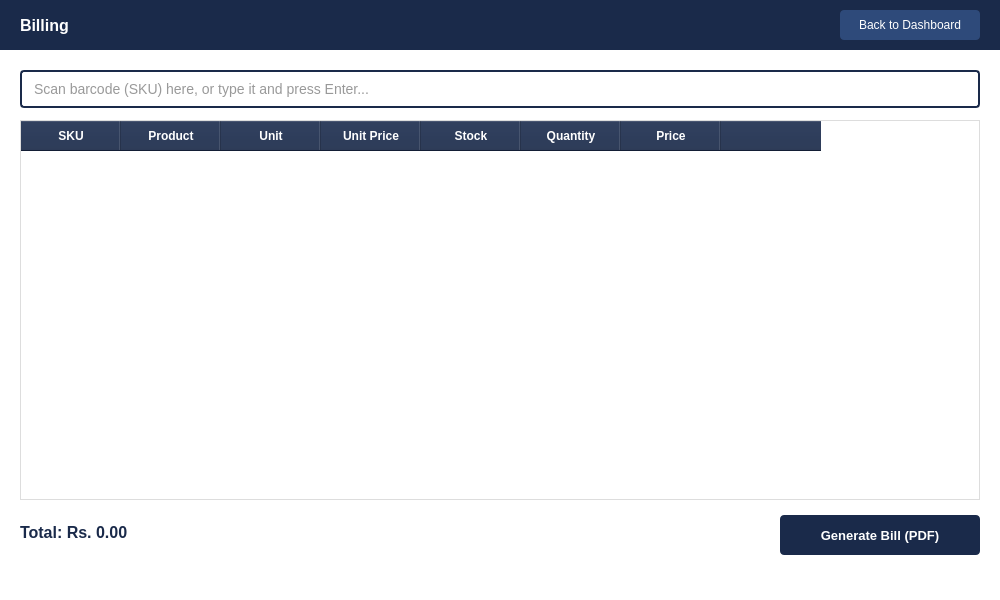
This is ui/billing.ui in kriitikat/Sajilo-Bazarr as Qt 5 draws it before an edit. The edited form follows.
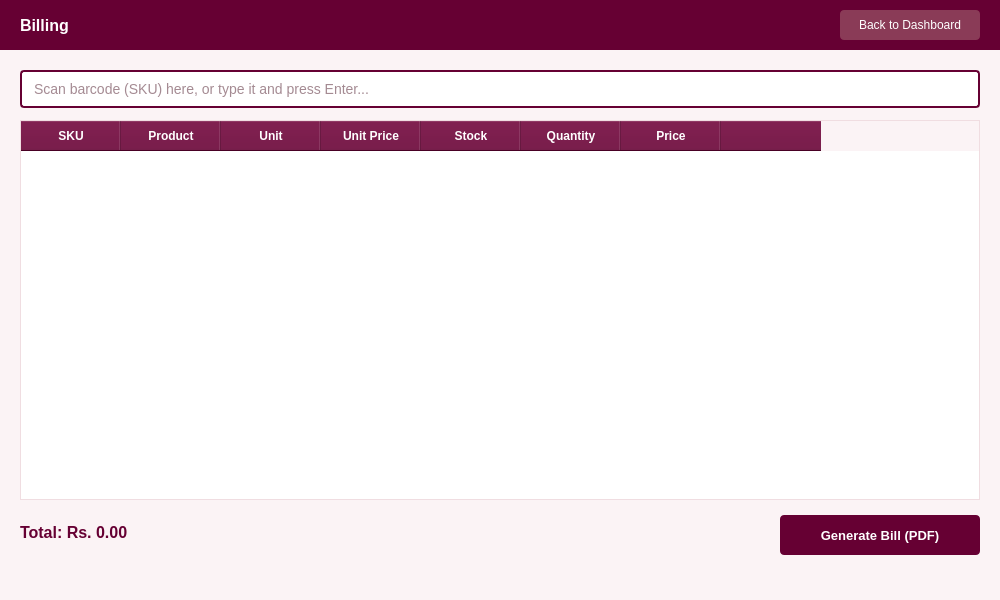
This is the edited form.

Commit message: Enhance ui of staffdashboard and frontdesk pages

Diff of the .ui file:
```diff
--- a/ui/billing.ui
+++ b/ui/billing.ui
@@ -15,7 +15,7 @@
   </property>
   <widget class="QWidget" name="centralwidget">
    <property name="styleSheet">
-    <string notr="true">QWidget { background-color: #ffffff; }</string>
+    <string notr="true">QWidget { background-color: #fbf3f5; }</string>
    </property>
    <widget class="QFrame" name="topbarFrame">
     <property name="geometry">
@@ -27,7 +27,7 @@
      </rect>
     </property>
     <property name="styleSheet">
-     <string notr="true">QFrame { background-color: #1a2a4a; }</string>
+     <string notr="true">QFrame { background-color: #660033; }</string>
     </property>
     <widget class="QLabel" name="billingTitleLabel">
      <property name="geometry">
@@ -55,7 +55,7 @@
       </rect>
      </property>
      <property name="styleSheet">
-      <string notr="true">QPushButton { background-color: #2e4a7a; color: white; border-radius: 4px; font-size: 12px; } QPushButton:hover { background-color: #3a5a9a; }</string>
+      <string notr="true">QPushButton { background-color: #8a3b57; color: white; border-radius: 4px; font-size: 12px; } QPushButton:hover { background-color: #6d2e45; }</string>
      </property>
      <property name="text">
       <string>Back to Dashboard</string>
@@ -72,7 +72,7 @@
      </rect>
     </property>
     <property name="styleSheet">
-     <string notr="true">QLineEdit { border: 2px solid #1a2a4a; border-radius: 4px; padding: 5px 10px; font-size: 14px; color: #333; }</string>
+     <string notr="true">QLineEdit { border: 2px solid #660033; border-radius: 4px; padding: 5px 10px; font-size: 14px; color: #4a1626; background-color: #ffffff; }</string>
     </property>
     <property name="placeholderText">
      <string>Scan barcode (SKU) here, or type it and press Enter...</string>
@@ -88,7 +88,7 @@
      </rect>
     </property>
     <property name="styleSheet">
-     <string notr="true">QTableWidget { border: 1px solid #dddddd; gridline-color: #eeeeee; font-size: 13px; } QHeaderView::section { background-color: #1a2a4a; color: white; padding: 6px; font-weight: bold; }</string>
+     <string notr="true">QTableWidget { background-color: #ffffff; border: 1px solid #f0dde1; gridline-color: #f6ebee; font-size: 13px; color: #4a1626; } QHeaderView::section { background-color: #660033; color: white; padding: 6px; font-weight: bold; }</string>
     </property>
     <column>
      <property name="text">
@@ -141,7 +141,7 @@
      </rect>
     </property>
     <property name="styleSheet">
-     <string notr="true">QLabel { color: #1a2a4a; font-size: 16px; font-weight: bold; background: transparent; }</string>
+     <string notr="true">QLabel { color: #660033; font-size: 16px; font-weight: bold; background: transparent; }</string>
     </property>
     <property name="text">
      <string>Total: Rs. 0.00</string>
@@ -157,7 +157,7 @@
      </rect>
     </property>
     <property name="styleSheet">
-     <string notr="true">QPushButton { background-color: #1a2a4a; color: white; border-radius: 4px; font-size: 13px; font-weight: bold; } QPushButton:hover { background-color: #2e4a7a; }</string>
+     <string notr="true">QPushButton { background-color: #660033; color: white; border-radius: 4px; font-size: 13px; font-weight: bold; } QPushButton:hover { background-color: #4d0026; } QPushButton:pressed { background-color: #38001b; }</string>
     </property>
     <property name="text">
      <string>Generate Bill (PDF)</string>
```
The commit also changes 7 other files.
